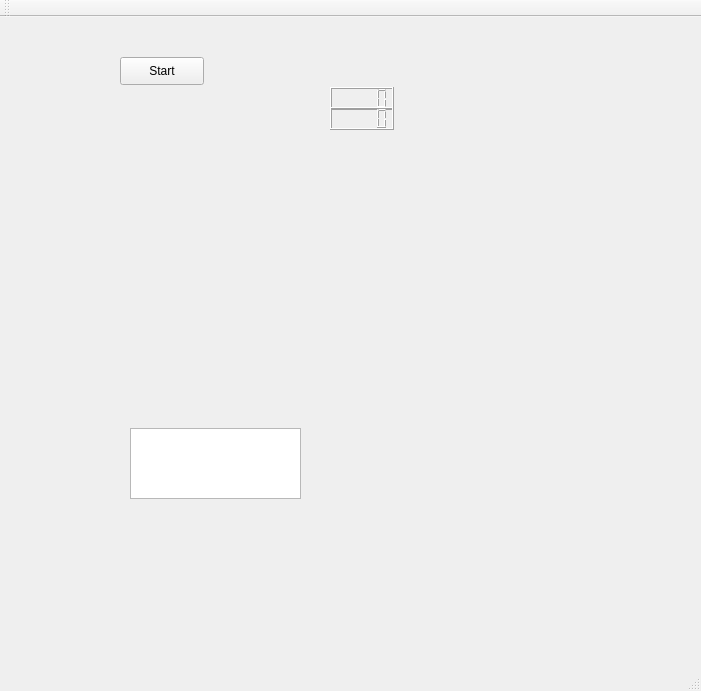
This is student/13/tetris/mainwindow.ui in Edechkin/ohjelmointi-2 as Qt 5 draws it before an edit. The edited form follows.
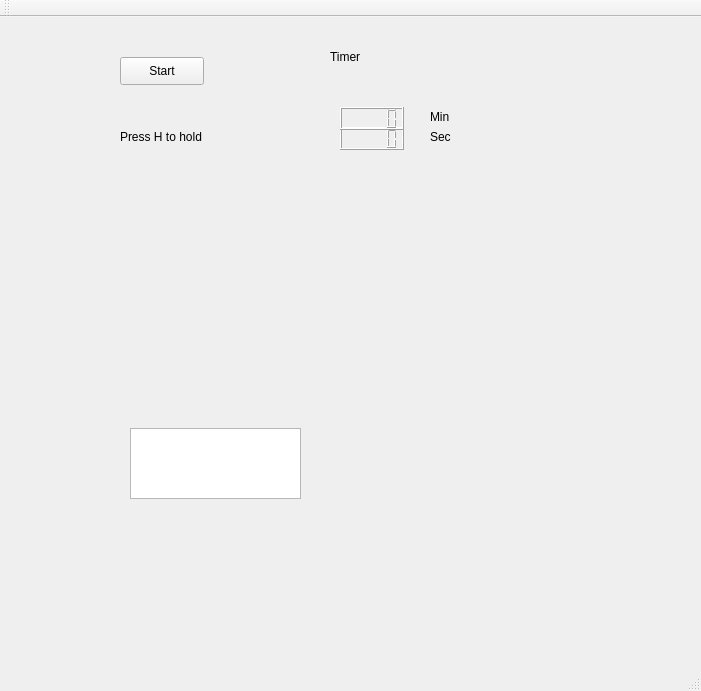
This is the edited form.

Diff of the .ui file:
```diff
--- a/student/13/tetris/mainwindow.ui
+++ b/student/13/tetris/mainwindow.ui
@@ -40,8 +40,8 @@
    <widget class="QLCDNumber" name="lcdNumberSec">
     <property name="geometry">
      <rect>
-      <x>330</x>
-      <y>70</y>
+      <x>340</x>
+      <y>110</y>
       <width>64</width>
       <height>23</height>
      </rect>
@@ -50,13 +50,65 @@
    <widget class="QLCDNumber" name="lcdNumberMin">
     <property name="geometry">
      <rect>
-      <x>330</x>
+      <x>340</x>
       <y>90</y>
       <width>64</width>
       <height>23</height>
      </rect>
     </property>
    </widget>
+   <widget class="QLabel" name="label">
+    <property name="geometry">
+     <rect>
+      <x>430</x>
+      <y>110</y>
+      <width>63</width>
+      <height>20</height>
+     </rect>
+    </property>
+    <property name="text">
+     <string>Sec</string>
+    </property>
+   </widget>
+   <widget class="QLabel" name="label_2">
+    <property name="geometry">
+     <rect>
+      <x>430</x>
+      <y>90</y>
+      <width>63</width>
+      <height>20</height>
+     </rect>
+    </property>
+    <property name="text">
+     <string>Min</string>
+    </property>
+   </widget>
+   <widget class="QLabel" name="timerLabel">
+    <property name="geometry">
+     <rect>
+      <x>330</x>
+      <y>30</y>
+      <width>81</width>
+      <height>20</height>
+     </rect>
+    </property>
+    <property name="text">
+     <string>Timer</string>
+    </property>
+   </widget>
+   <widget class="QLabel" name="label_3">
+    <property name="geometry">
+     <rect>
+      <x>120</x>
+      <y>110</y>
+      <width>101</width>
+      <height>20</height>
+     </rect>
+    </property>
+    <property name="text">
+     <string>Press H to hold</string>
+    </property>
+   </widget>
   </widget>
   <widget class="QMenuBar" name="menuBar">
    <property name="geometry">
```
